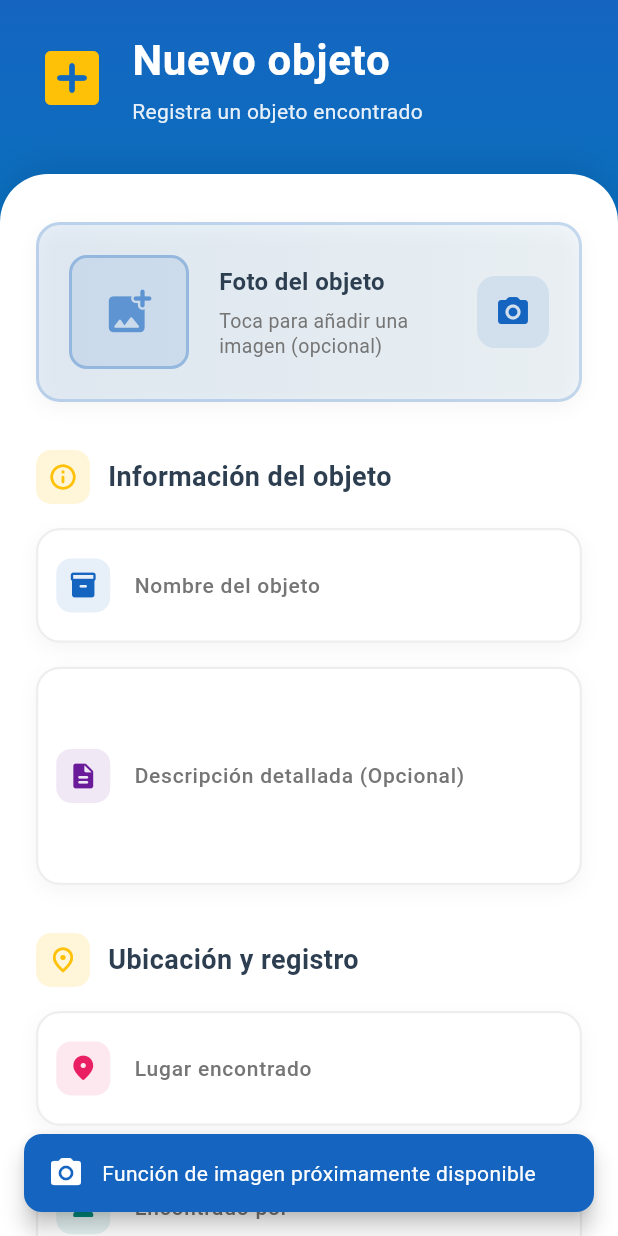
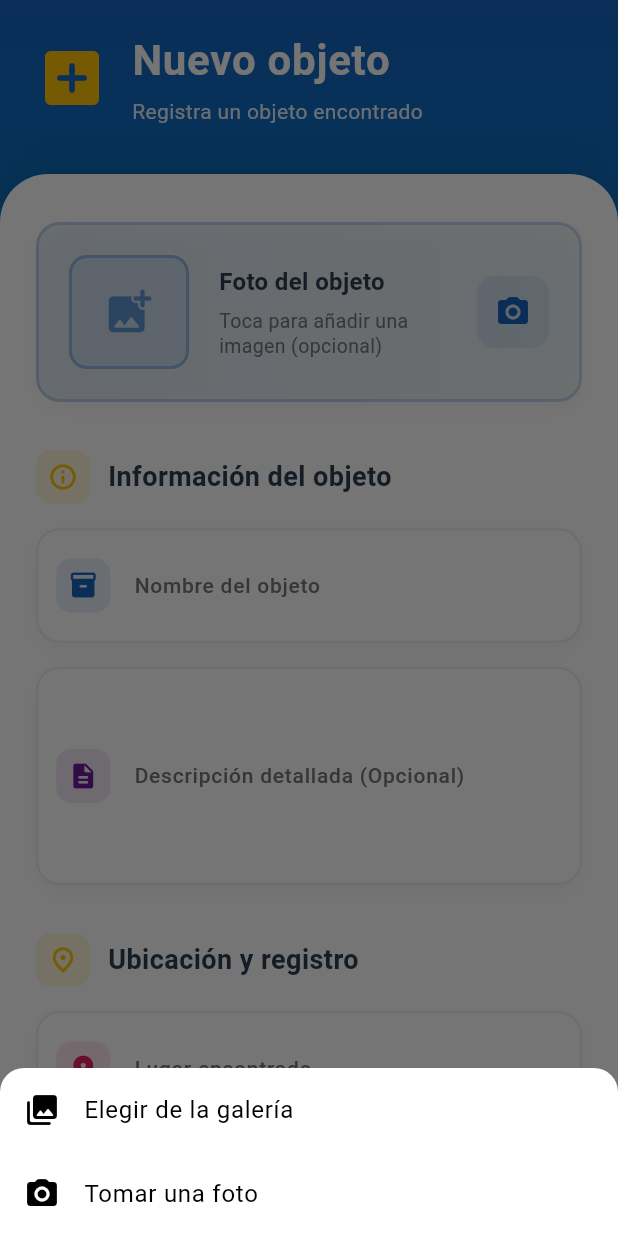
Before and after one commit to nkmelndz/objetos-perdidos-upt, a Flutter app: the AddObjectView widget shown alone on an empty page, opened directly, after a tap on "Foto del objeto", on a phone screen of 412 x 824 dp. Run offline on Flutter 3.47's test engine with Material 3 defaults, Android fonts, the phone set to English and light mode, and no system bars; our stand-ins replace cloud_firestore, firebase_auth, firebase_core, firebase_storage, image_picker; missing offline and left inert: firebase_app_check; accounts and stored records are empty.

Commit message:
avance foto

```diff
--- a/lib/features/objects/admin/views/add_object_view.dart
+++ b/lib/features/objects/admin/views/add_object_view.dart
@@ -1,4 +1,5 @@
 import 'package:flutter/material.dart';
+import 'dart:async';
 import 'package:flutter/services.dart';
 import '../viewmodels/add_object_viewmodel.dart';
 import '../../models/object_lost.dart';
@@ -7,6 +8,7 @@ import 'widgets/add_object_header.dart';
 import 'widgets/image_picker_banner.dart';
 import 'widgets/add_object_form.dart';
 import 'widgets/form_action_buttons.dart';
+// La selección y subida se delega al ViewModel
 
 class AddObjectView extends StatefulWidget {
   const AddObjectView({Key? key}) : super(key: key);
@@ -25,7 +27,8 @@ class _AddObjectViewState extends State<AddObjectView>
       TextEditingController();
   DateTime _selectedDate = DateTime.now();
   String _imageUrl = '';
-  bool _isLoading = false;
+  bool _isLoading = false; // solo para guardar
+  bool _isUploadingImage = false; // para subida de imagen
 
   late AnimationController _fadeController;
   late AnimationController _slideController;
@@ -157,6 +160,7 @@ class _AddObjectViewState extends State<AddObjectView>
                           child: ImagePickerBanner(
                             imageUrl: _imageUrl,
                             onTap: _handleImagePick,
+                            isUploading: _isUploadingImage,
                           ),
                         ),
                         const SizedBox(height: 32),
@@ -200,22 +204,74 @@ class _AddObjectViewState extends State<AddObjectView>
   }
 
   void _handleImagePick() {
-    ScaffoldMessenger.of(context).showSnackBar(
-      SnackBar(
-        content: const Row(
+    showModalBottomSheet(
+      context: context,
+      shape: const RoundedRectangleBorder(
+        borderRadius: BorderRadius.vertical(top: Radius.circular(16)),
+      ),
+      builder: (ctx) => SafeArea(
+        child: Wrap(
           children: [
-            Icon(Icons.photo_camera_rounded, color: Colors.white),
-            SizedBox(width: 12),
-            Expanded(child: Text('Función de imagen próximamente disponible')),
+            ListTile(
+              leading: const Icon(Icons.photo_library_rounded),
+              title: const Text('Elegir de la galería'),
+              onTap: () async {
+                Navigator.pop(ctx);
+                await _pickAndUpload(fromCamera: false);
+              },
+            ),
+            ListTile(
+              leading: const Icon(Icons.photo_camera_rounded),
+              title: const Text('Tomar una foto'),
+              onTap: () async {
+                Navigator.pop(ctx);
+                await _pickAndUpload(fromCamera: true);
+              },
+            ),
           ],
         ),
-        backgroundColor: const Color(0xFF1565C0),
-        behavior: SnackBarBehavior.floating,
-        shape: RoundedRectangleBorder(borderRadius: BorderRadius.circular(12)),
-        margin: const EdgeInsets.all(16),
-        duration: const Duration(seconds: 2),
       ),
     );
+  }
+
+  Future<void> _pickAndUpload({required bool fromCamera}) async {
+    setState(() => _isUploadingImage = true);
+    HapticFeedback.lightImpact();
+    final objectTempId = DateTime.now().millisecondsSinceEpoch.toString();
+    try {
+      final url = await _viewModel
+          .pickAndUploadImage(
+            fromCamera: fromCamera,
+            tempObjectId: objectTempId,
+          )
+          .timeout(const Duration(seconds: 35));
+
+      if (!mounted) return;
+      if (url != null) {
+        setState(() => _imageUrl = url);
+        ScaffoldMessenger.of(context).showSnackBar(
+          const SnackBar(
+            content: Text('Imagen subida correctamente'),
+            backgroundColor: Color(0xFF4CAF50),
+            behavior: SnackBarBehavior.floating,
+          ),
+        );
+      }
+    } on TimeoutException {
+      if (mounted) {
+        _showErrorSnackBar(
+          'La subida de la imagen tardó demasiado. Intenta de nuevo.',
+        );
+      }
+    } catch (e) {
+      if (mounted) {
+        _showErrorSnackBar('No se pudo subir la imagen: $e');
+      }
+    } finally {
+      if (mounted) {
+        setState(() => _isUploadingImage = false);
+      }
+    }
   }
 
   void _clearForm() {
@@ -250,6 +306,11 @@ class _AddObjectViewState extends State<AddObjectView>
   }
 
   Future<void> _handleSubmit() async {
+    // Evitar guardar mientras se sube la imagen
+    if (_isUploadingImage) {
+      _showErrorSnackBar('Espera a que termine de subir la imagen.');
+      return;
+    }
     // Validar formulario
     final validation = _viewModel.validateFormData(
       _nameController.text,
@@ -294,7 +355,6 @@ class _AddObjectViewState extends State<AddObjectView>
         setState(() => _isLoading = false);
 
         _showSuccessDialog();
-
         // Limpiar formulario
         _nameController.clear();
         _descController.clear();
--- a/lib/features/objects/admin/views/widgets/image_picker_banner.dart
+++ b/lib/features/objects/admin/views/widgets/image_picker_banner.dart
@@ -4,11 +4,13 @@ import 'package:flutter/services.dart';
 class ImagePickerBanner extends StatelessWidget {
   final String imageUrl;
   final VoidCallback onTap;
+  final bool isUploading;
 
   const ImagePickerBanner({
     Key? key,
     required this.imageUrl,
     required this.onTap,
+    this.isUploading = false,
   }) : super(key: key);
 
   @override
@@ -38,7 +40,9 @@ class ImagePickerBanner extends StatelessWidget {
       child: Material(
         color: Colors.transparent,
         child: InkWell(
-          onTap: () {
+          onTap: isUploading
+              ? null
+              : () {
                   HapticFeedback.lightImpact();
                   onTap();
                 },
@@ -75,16 +79,30 @@ class ImagePickerBanner extends StatelessWidget {
               )
             : null,
       ),
-      child: imageUrl.isEmpty
-          ? Icon(
+      child: _buildPreviewContent(),
+    );
+  }
+
+  Widget _buildPreviewContent() {
+    if (isUploading) {
+      return const Center(
+        child: SizedBox(
+          width: 24,
+          height: 24,
+          child: CircularProgressIndicator(strokeWidth: 2.5),
+        ),
+      );
+    }
+    if (imageUrl.isEmpty) {
+      return Icon(
         Icons.add_photo_alternate_rounded,
         size: 36,
         color: const Color(0xFF1565C0).withOpacity(0.6),
-            )
-          : ClipRRect(
+      );
+    }
+    return ClipRRect(
       borderRadius: BorderRadius.circular(12),
       child: Image.network(imageUrl, fit: BoxFit.cover),
-            ),
     );
   }
 
@@ -104,7 +122,9 @@ class ImagePickerBanner extends StatelessWidget {
           ),
           const SizedBox(height: 6),
           Text(
-            imageUrl.isEmpty
+            isUploading
+                ? 'Subiendo imagen...'
+                : imageUrl.isEmpty
                 ? 'Toca para añadir una imagen (opcional)'
                 : 'Toca para cambiar la imagen',
             style: TextStyle(
@@ -126,7 +146,11 @@ class ImagePickerBanner extends StatelessWidget {
         borderRadius: BorderRadius.circular(12),
       ),
       child: Icon(
-        imageUrl.isEmpty ? Icons.camera_alt_rounded : Icons.edit_rounded,
+        isUploading
+            ? Icons.hourglass_top_rounded
+            : (imageUrl.isEmpty
+                  ? Icons.camera_alt_rounded
+                  : Icons.edit_rounded),
         color: const Color(0xFF1565C0),
         size: 24,
       ),
--- a/pubspec.yaml
+++ b/pubspec.yaml
@@ -12,6 +12,9 @@ dependencies:
   firebase_core: ^4.2.0
   firebase_auth: ^6.1.1
   cloud_firestore: ^6.0.3
+  firebase_storage: ^13.0.3
+  image_picker: ^1.1.1
+  firebase_app_check: ^0.4.1+1
 
 dev_dependencies:
   flutter_test:
```
Also changed, not shown: lib/features/objects/admin/viewmodels/add_object_viewmodel.dart (+24 -0 lines), lib/main.dart (+10 -0 lines), lib/services/storage_service.dart (added, +55 -0 lines), pubspec.lock, 6 other files. Lines whose indentation alone changed are shown as unchanged.
